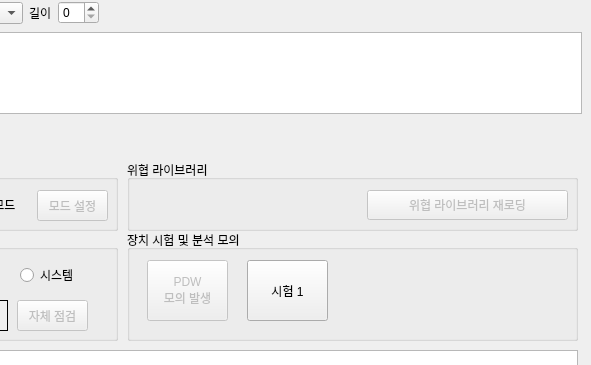
First picture: the form in project-spec/meta-user/recipes-apps/apppocketsonata/files/mainwindow.ui, repository chjo70/ZPocketSonata, before the edit; both pictures show x 353 to 944 and y 0 to 365 of the 944 by 666 pixel window.
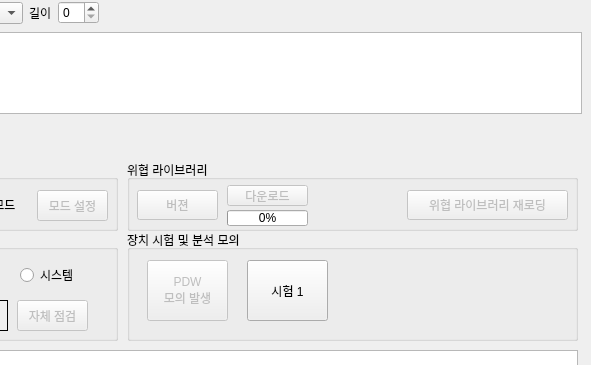
Second picture: the form after the edit. Custom widgets are drawn as their Qt base class.

```diff
--- a/project-spec/meta-user/recipes-apps/apppocketsonata/files/mainwindow.ui
+++ b/project-spec/meta-user/recipes-apps/apppocketsonata/files/mainwindow.ui
@@ -412,9 +412,9 @@
      </property>
      <property name="geometry">
       <rect>
-       <x>240</x>
+       <x>280</x>
        <y>30</y>
-       <width>201</width>
+       <width>161</width>
        <height>30</height>
       </rect>
      </property>
@@ -428,6 +428,63 @@
       <string>위협 라이브러리 재로딩</string>
      </property>
     </widget>
+    <widget class="QPushButton" name="pushButton_IPLVersion">
+     <property name="enabled">
+      <bool>false</bool>
+     </property>
+     <property name="geometry">
+      <rect>
+       <x>10</x>
+       <y>30</y>
+       <width>81</width>
+       <height>30</height>
+      </rect>
+     </property>
+     <property name="minimumSize">
+      <size>
+       <width>81</width>
+       <height>0</height>
+      </size>
+     </property>
+     <property name="text">
+      <string>버젼</string>
+     </property>
+    </widget>
+    <widget class="QPushButton" name="pushButton_DownloadIPL">
+     <property name="enabled">
+      <bool>false</bool>
+     </property>
+     <property name="geometry">
+      <rect>
+       <x>100</x>
+       <y>25</y>
+       <width>81</width>
+       <height>21</height>
+      </rect>
+     </property>
+     <property name="minimumSize">
+      <size>
+       <width>81</width>
+       <height>0</height>
+      </size>
+     </property>
+     <property name="text">
+      <string>다운로드</string>
+     </property>
+    </widget>
+    <widget class="QProgressBar" name="progressBar_IPL">
+     <property name="geometry">
+      <rect>
+       <x>100</x>
+       <y>50</y>
+       <width>81</width>
+       <height>16</height>
+      </rect>
+     </property>
+     <property name="value">
+      <number>0</number>
+     </property>
+    </widget>
    </widget>
    <widget class="QDialogButtonBox" name="buttonBox">
     <property name="geometry">
```
